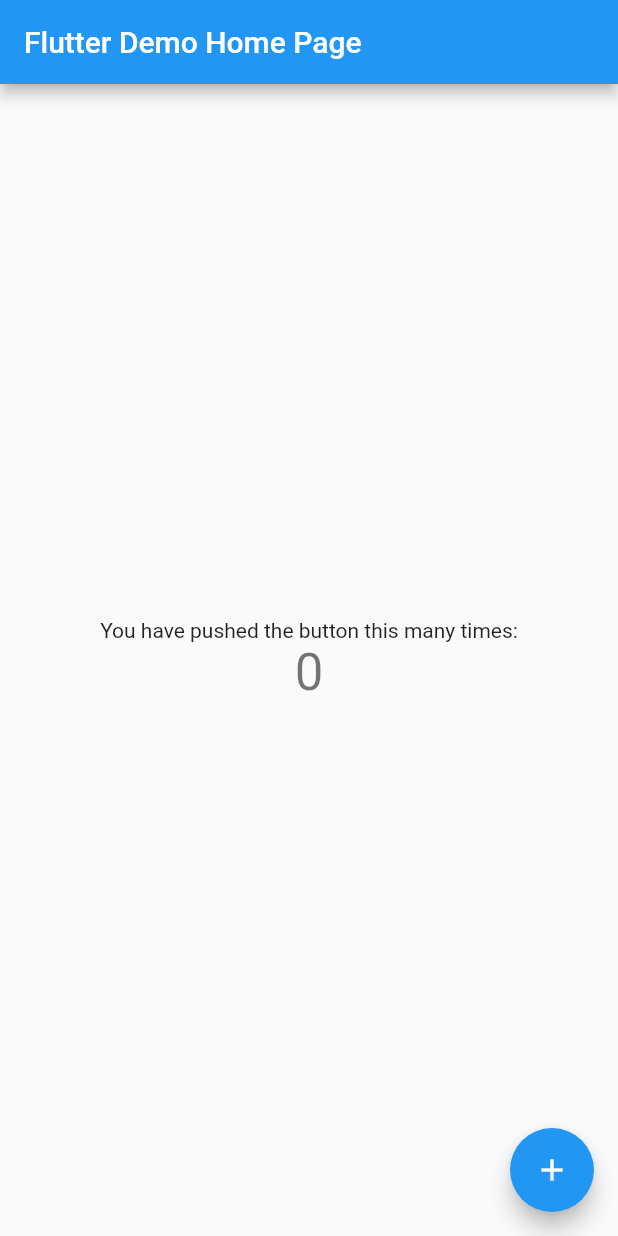
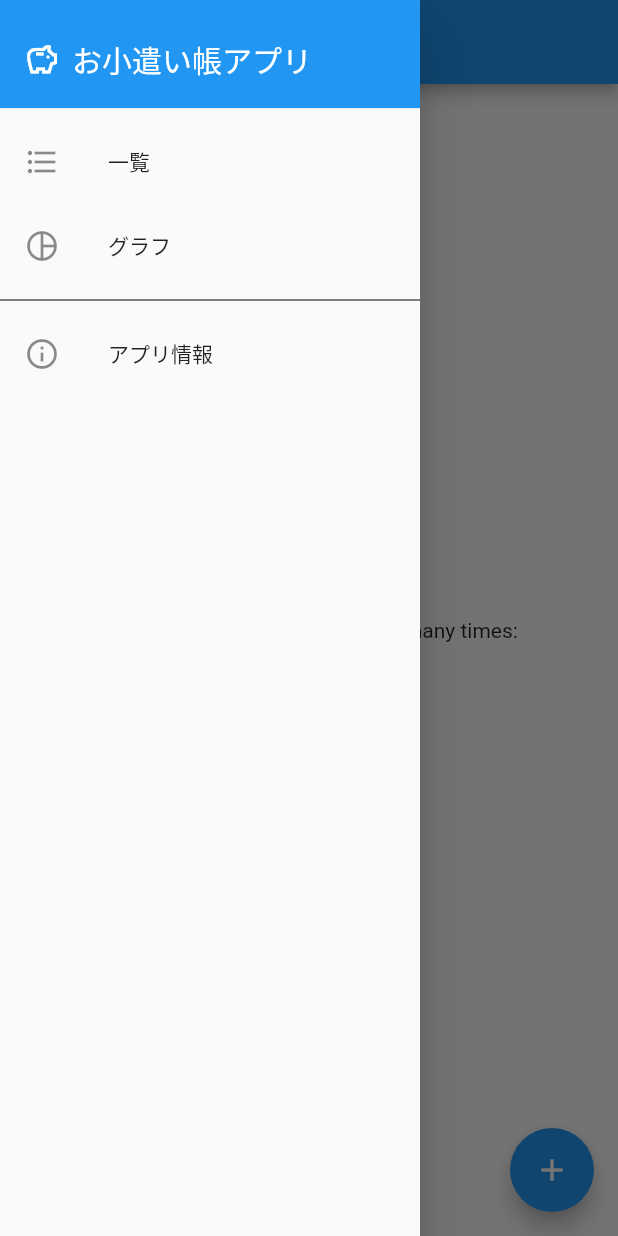
Before and after one commit to probsc/money_book_2021, a Flutter app: the screen it shows after launch, with the side drawer open (before the commit the screen has no drawer), on a phone screen of 412 x 824 dp. Run offline on Flutter 3.47's test engine with Material 2 defaults, Android fonts, the phone set to English and light mode, and no system bars; our stand-ins replace package_info.

Commit message:
ドロワーメニューの整備

```diff
--- /dev/null
+++ b/lib/app_drawer.dart
@@ -0,0 +1,110 @@
+import 'package:flutter/material.dart';
+import 'package:money_book_2021/graph_page.dart';
+import 'package:money_book_2021/home_page.dart';
+import 'package:money_book_2021/main.dart';
+import 'package:package_info/package_info.dart';
+
+/// ドロワー
+class AppDrawer extends StatelessWidget {
+  /// コンストラクタ
+  const AppDrawer({Key? key}) : super(key: key);
+
+  @override
+  Widget build(BuildContext context) {
+    // タイトルテキストのテーマ ※ダークテーマ対応のために動的に取得
+    final titleStyle = Theme.of(context).primaryTextTheme.headline6;
+
+    return Container(
+      width: 280,
+      child: Drawer(
+        child: ListView(
+          children: [
+            // アプリタイトル
+            SizedBox(
+              height: 80,
+              child: DrawerHeader(
+                decoration:
+                    BoxDecoration(color: Theme.of(context).primaryColor),
+                child: Row(
+                  children: [
+                    Icon(
+                      Icons.savings_outlined,
+                      color: titleStyle?.color,
+                    ),
+                    const SizedBox(width: 8),
+                    Text(
+                      appTitle,
+                      style: titleStyle,
+                    ),
+                  ],
+                ),
+              ),
+            ),
+            // 「一覧」メニュー
+            _getPageMenu(
+              context,
+              '一覧',
+              Icons.format_list_bulleted,
+              () => HomePage(),
+            ),
+            // 「グラフ」メニュー
+            _getPageMenu(
+              context,
+              'グラフ',
+              Icons.pie_chart_outlined,
+              () => GraphPage(),
+            ),
+            const Divider(color: Colors.black),
+            // 「アプリ情報」
+            _getMenu(
+              'アプリ情報',
+              Icons.info_outlined,
+              () async {
+                var info = await PackageInfo.fromPlatform();
+                showAboutDialog(
+                  context: context,
+                  applicationIcon: const Icon(Icons.savings_outlined),
+                  applicationName: appTitle,
+                  applicationVersion: info.version,
+                  applicationLegalese: '© 2021 nanairo inc.',
+                  children: [
+                    const Padding(
+                      padding: EdgeInsets.only(top: 16),
+                      child: Text(
+                          '本アプリは、インターシップでの題材用のお小遣い帳アプリです。登録した使用履歴をグラフ表示できます。',
+                          style: TextStyle(fontSize: 14)),
+                    )
+                  ],
+                );
+              },
+            ),
+          ],
+        ),
+      ),
+    );
+  }
+
+  /// ドロワーメニューを返す
+  Widget _getMenu(String label, IconData icon, VoidCallback onTapped) {
+    return Container(
+      child: ListTile(
+        leading: Icon(icon),
+        title: Text(label),
+        onTap: onTapped,
+      ),
+    );
+  }
+
+  /// ページ遷移ドロワーメニューを返す
+  Widget _getPageMenu(BuildContext context, String label, IconData icon,
+      ValueGetter<Widget> page) {
+    return _getMenu(
+      label,
+      icon,
+      () async => await Navigator.pushReplacement(
+        context,
+        PageRouteBuilder(pageBuilder: (c, a1, a2) => page()),
+      ),
+    );
+  }
+}
--- /dev/null
+++ b/lib/graph_page.dart
@@ -0,0 +1,25 @@
+import 'package:flutter/material.dart';
+import 'package:money_book_2021/main.dart';
+import 'package:money_book_2021/app_drawer.dart';
+
+/// グラフ画面
+class GraphPage extends StatefulWidget {
+  /// コンストラクタ
+  GraphPage({Key? key}) : super(key: key);
+
+  @override
+  _GraphPageState createState() => _GraphPageState();
+}
+
+class _GraphPageState extends State<GraphPage> {
+  @override
+  Widget build(BuildContext context) {
+    return Scaffold(
+      appBar: AppBar(title: const Text(appTitle)),
+      drawer: const AppDrawer(),
+      body: const Center(
+        child: const Text('Graph page.'),
+      ),
+    );
+  }
+}
--- /dev/null
+++ b/lib/home_page.dart
@@ -0,0 +1,49 @@
+import 'package:flutter/material.dart';
+import 'package:money_book_2021/app_drawer.dart';
+import 'package:money_book_2021/main.dart';
+
+/// ホーム画面
+class HomePage extends StatefulWidget {
+  /// コンストラクタ
+  HomePage({Key? key}) : super(key: key);
+
+  @override
+  _HomePageState createState() => _HomePageState();
+}
+
+class _HomePageState extends State<HomePage> {
+  int _counter = 0;
+
+  void _incrementCounter() {
+    setState(() {
+      _counter++;
+    });
+  }
+
+  @override
+  Widget build(BuildContext context) {
+    return Scaffold(
+      appBar: AppBar(title: const Text(appTitle)),
+      drawer: const AppDrawer(),
+      body: Center(
+        child: Column(
+          mainAxisAlignment: MainAxisAlignment.center,
+          children: <Widget>[
+            Text(
+              'You have pushed the button this many times:',
+            ),
+            Text(
+              '$_counter',
+              style: Theme.of(context).textTheme.headline4,
+            ),
+          ],
+        ),
+      ),
+      floatingActionButton: FloatingActionButton(
+        onPressed: _incrementCounter,
+        tooltip: 'Increment',
+        child: Icon(Icons.add),
+      ),
+    );
+  }
+}
--- a/lib/main.dart
+++ b/lib/main.dart
@@ -1,113 +1,21 @@
 import 'package:flutter/material.dart';
+import 'package:money_book_2021/home_page.dart';
+
+/// アプリ名
+const appTitle = 'お小遣い帳アプリ';
 
 void main() {
   runApp(MyApp());
 }
 
 class MyApp extends StatelessWidget {
-  // This widget is the root of your application.
   @override
   Widget build(BuildContext context) {
     return MaterialApp(
-      title: 'Flutter Demo',
-      theme: ThemeData(
-        // This is the theme of your application.
-        //
-        // Try running your application with "flutter run". You'll see the
-        // application has a blue toolbar. Then, without quitting the app, try
-        // changing the primarySwatch below to Colors.green and then invoke
-        // "hot reload" (press "r" in the console where you ran "flutter run",
-        // or simply save your changes to "hot reload" in a Flutter IDE).
-        // Notice that the counter didn't reset back to zero; the application
-        // is not restarted.
-        primarySwatch: Colors.blue,
-      ),
-      home: MyHomePage(title: 'Flutter Demo Home Page'),
+      title: appTitle,
+      theme: ThemeData.light(),
+      darkTheme: ThemeData.dark(),
+      home: HomePage(),
     );
   }
 }
-
-class MyHomePage extends StatefulWidget {
-  MyHomePage({Key? key, required this.title}) : super(key: key);
-
-  // This widget is the home page of your application. It is stateful, meaning
-  // that it has a State object (defined below) that contains fields that affect
-  // how it looks.
-
-  // This class is the configuration for the state. It holds the values (in this
-  // case the title) provided by the parent (in this case the App widget) and
-  // used by the build method of the State. Fields in a Widget subclass are
-  // always marked "final".
-
-  final String title;
-
-  @override
-  _MyHomePageState createState() => _MyHomePageState();
-}
-
-class _MyHomePageState extends State<MyHomePage> {
-  int _counter = 0;
-
-  void _incrementCounter() {
-    setState(() {
-      // This call to setState tells the Flutter framework that something has
-      // changed in this State, which causes it to rerun the build method below
-      // so that the display can reflect the updated values. If we changed
-      // _counter without calling setState(), then the build method would not be
-      // called again, and so nothing would appear to happen.
-      _counter++;
-    });
-  }
-
-  @override
-  Widget build(BuildContext context) {
-    // This method is rerun every time setState is called, for instance as done
-    // by the _incrementCounter method above.
-    //
-    // The Flutter framework has been optimized to make rerunning build methods
-    // fast, so that you can just rebuild anything that needs updating rather
-    // than having to individually change instances of widgets.
-    return Scaffold(
-      appBar: AppBar(
-        // Here we take the value from the MyHomePage object that was created by
-        // the App.build method, and use it to set our appbar title.
-        title: Text(widget.title),
-      ),
-      body: Center(
-        // Center is a layout widget. It takes a single child and positions it
-        // in the middle of the parent.
-        child: Column(
-          // Column is also a layout widget. It takes a list of children and
-          // arranges them vertically. By default, it sizes itself to fit its
-          // children horizontally, and tries to be as tall as its parent.
-          //
-          // Invoke "debug painting" (press "p" in the console, choose the
-          // "Toggle Debug Paint" action from the Flutter Inspector in Android
-          // Studio, or the "Toggle Debug Paint" command in Visual Studio Code)
-          // to see the wireframe for each widget.
-          //
-          // Column has various properties to control how it sizes itself and
-          // how it positions its children. Here we use mainAxisAlignment to
-          // center the children vertically; the main axis here is the vertical
-          // axis because Columns are vertical (the cross axis would be
-          // horizontal).
-          mainAxisAlignment: MainAxisAlignment.center,
-          children: <Widget>[
-            Text(
-              'You have pushed the button this many times:',
-            ),
-            Text(
-              '$_counter',
-              style: Theme.of(context).textTheme.headline4,
-            ),
-          ],
-        ),
-      ),
-      floatingActionButton: FloatingActionButton(
-        onPressed: _incrementCounter,
-        tooltip: 'Increment',
-        child: Icon(Icons.add),
-      ), // This trailing comma makes auto-formatting nicer for build methods.
-    );
-  }
-}
--- a/pubspec.yaml
+++ b/pubspec.yaml
@@ -23,7 +23,7 @@ environment:
 dependencies:
   flutter:
     sdk: flutter
-
+  package_info: ^2.0.2
 
   # The following adds the Cupertino Icons font to your application.
   # Use with the CupertinoIcons class for iOS style icons.
```
Also changed, not shown: pubspec.lock.
